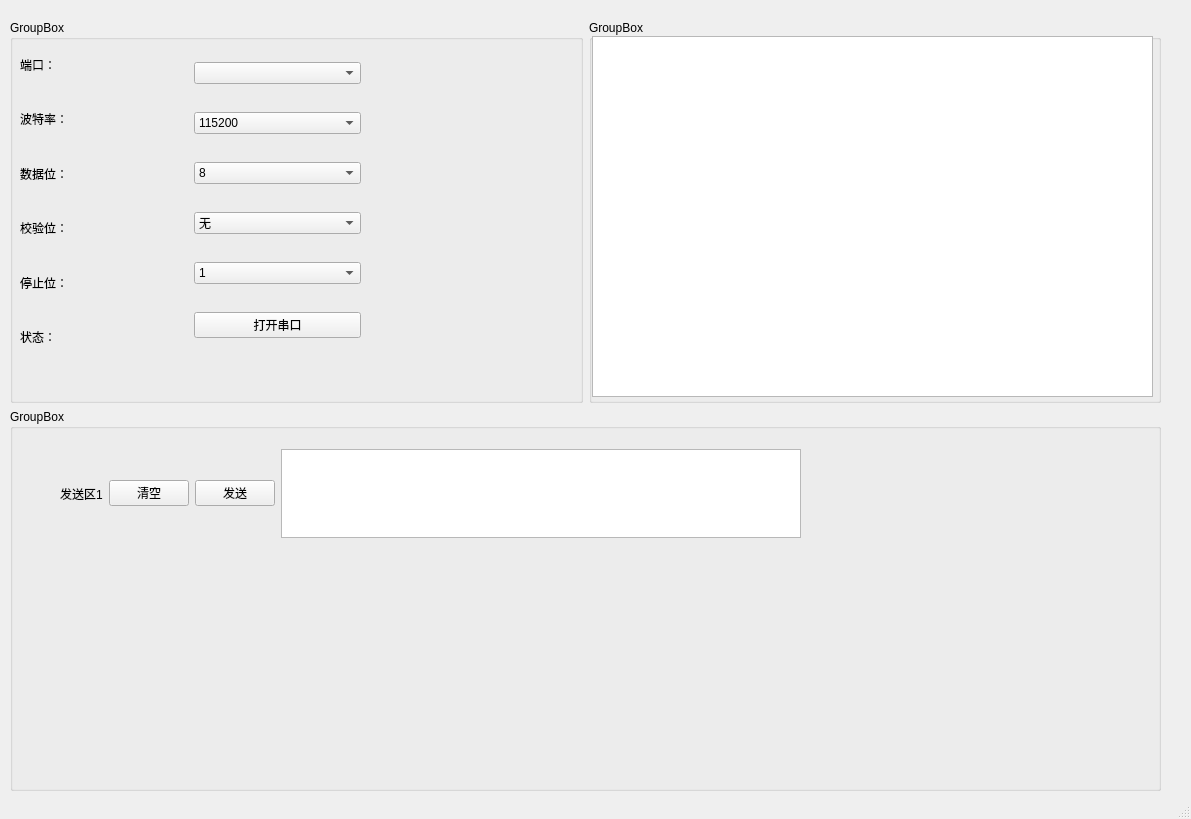
The window that gui.ui (TjfCCC123/ComMonitor) describes before a commit, drawn with Qt 5.
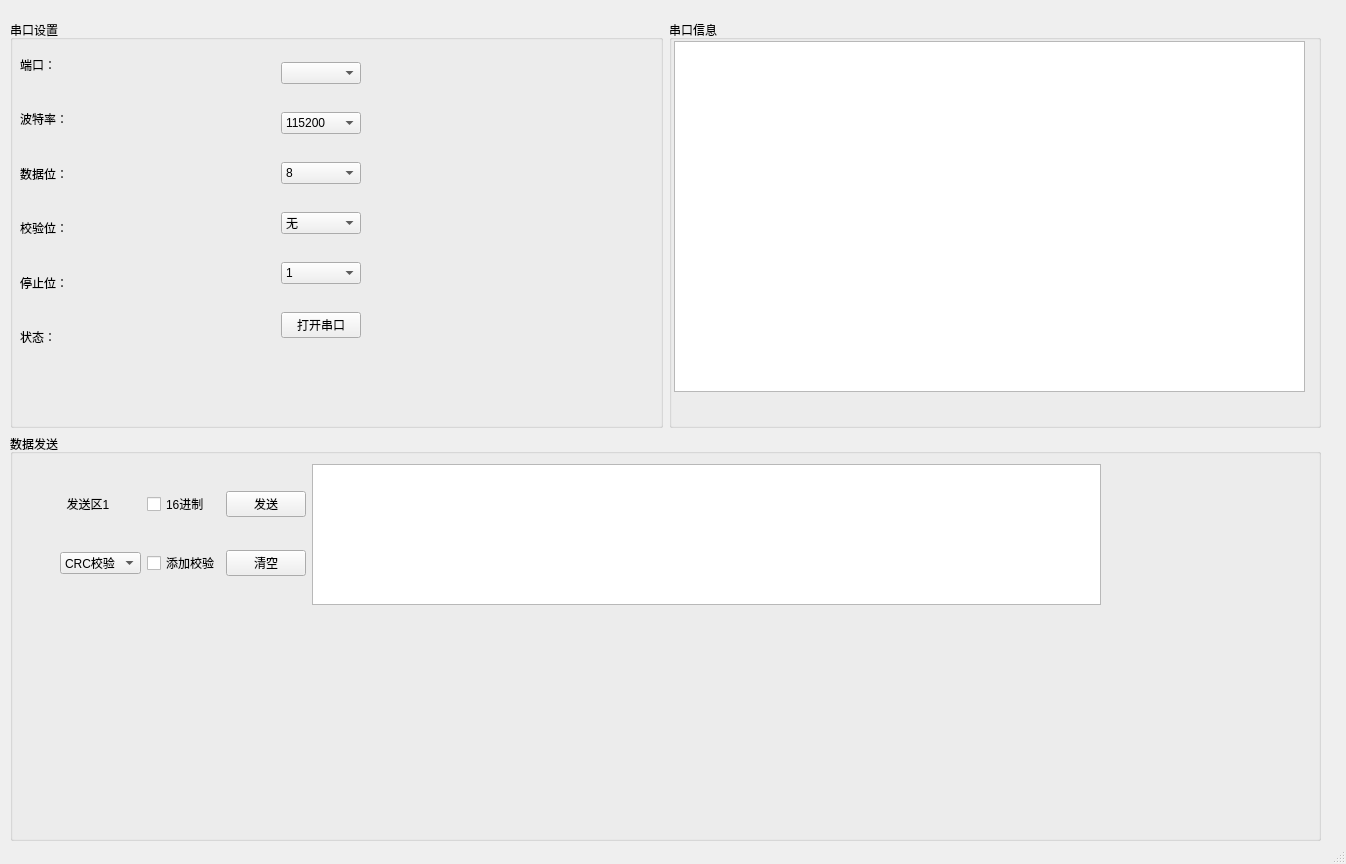
The same window after the commit.

Patch:
```diff
--- a/gui.ui
+++ b/gui.ui
@@ -6,8 +6,8 @@
    <rect>
     <x>0</x>
     <y>0</y>
-    <width>1191</width>
-    <height>819</height>
+    <width>1346</width>
+    <height>864</height>
    </rect>
   </property>
   <property name="windowTitle">
@@ -19,8 +19,8 @@
      <rect>
       <x>10</x>
       <y>20</y>
-      <width>1151</width>
-      <height>771</height>
+      <width>1311</width>
+      <height>821</height>
      </rect>
     </property>
     <layout class="QVBoxLayout" name="verticalLayout">
@@ -32,7 +32,7 @@
           <bool>true</bool>
          </property>
          <property name="title">
-          <string>GroupBox</string>
+          <string>串口设置</string>
          </property>
          <widget class="QWidget" name="horizontalLayoutWidget">
           <property name="geometry">
@@ -90,6 +90,19 @@
              </item>
             </layout>
            </item>
+           <item>
+            <spacer name="horizontalSpacer">
+             <property name="orientation">
+              <enum>Qt::Horizontal</enum>
+             </property>
+             <property name="sizeHint" stdset="0">
+              <size>
+               <width>40</width>
+               <height>20</height>
+              </size>
+             </property>
+            </spacer>
+           </item>
            <item>
             <layout class="QVBoxLayout" name="verticalLayout_3">
              <item>
@@ -247,15 +260,15 @@
        <item>
         <widget class="QGroupBox" name="groupBox_3">
          <property name="title">
-          <string>GroupBox</string>
+          <string>串口信息</string>
          </property>
-         <widget class="QTextEdit" name="textEdit_2">
+         <widget class="QTableView" name="tableView">
           <property name="geometry">
            <rect>
-            <x>3</x>
-            <y>16</y>
-            <width>561</width>
-            <height>361</height>
+            <x>5</x>
+            <y>21</y>
+            <width>631</width>
+            <height>351</height>
            </rect>
           </property>
          </widget>
@@ -266,41 +279,68 @@
      <item>
       <widget class="QGroupBox" name="groupBox_2">
        <property name="title">
-        <string>GroupBox</string>
+        <string>数据发送</string>
        </property>
        <widget class="QWidget" name="horizontalLayoutWidget_2">
         <property name="geometry">
          <rect>
           <x>50</x>
-          <y>40</y>
-          <width>741</width>
-          <height>89</height>
+          <y>30</y>
+          <width>1041</width>
+          <height>141</height>
          </rect>
         </property>
-        <layout class="QHBoxLayout" name="horizontalLayout">
-         <item>
-          <widget class="QLabel" name="label_7">
-           <property name="text">
-            <string>发送区1</string>
-           </property>
-          </widget>
+        <layout class="QGridLayout" name="gridLayout">
+         <item row="0" column="0">
+          <layout class="QGridLayout" name="gridLayout_2">
+           <item row="0" column="1">
+            <widget class="QCheckBox" name="checkBox_hexadecimal">
+             <property name="text">
+              <string>16进制</string>
+             </property>
+            </widget>
+           </item>
+           <item row="0" column="2">
+            <widget class="QPushButton" name="pushButton_send">
+             <property name="text">
+              <string>发送</string>
+             </property>
+            </widget>
+           </item>
+           <item row="1" column="2">
+            <widget class="QPushButton" name="pushButton_clear">
+             <property name="text">
+              <string>清空</string>
+             </property>
+            </widget>
+           </item>
+           <item row="1" column="1">
+            <widget class="QCheckBox" name="checkBox_2">
+             <property name="text">
+              <string>添加校验</string>
+             </property>
+            </widget>
+           </item>
+           <item row="0" column="0">
+            <widget class="QLabel" name="label_7">
+             <property name="text">
+              <string>  发送区1</string>
+             </property>
+            </widget>
+           </item>
+           <item row="1" column="0">
+            <widget class="QComboBox" name="comboBox">
+             <item>
+              <property name="text">
+               <string>CRC校验</string>
+              </property>
+             </item>
+            </widget>
+           </item>
+          </layout>
          </item>
-         <item>
-          <widget class="QPushButton" name="pushButton_clear">
-           <property name="text">
-            <string>清空</string>
-           </property>
-          </widget>
-         </item>
-         <item>
-          <widget class="QPushButton" name="pushButton_send">
-           <property name="text">
-            <string>发送</string>
-           </property>
-          </widget>
-         </item>
-         <item>
-          <widget class="QTextEdit" name="textEdit"/>
+         <item row="0" column="1">
+          <widget class="QTextEdit" name="textEdit_sendMessage"/>
          </item>
         </layout>
        </widget>
```
Left out of the diff: 2 changed lines with no effect on the pictures.
